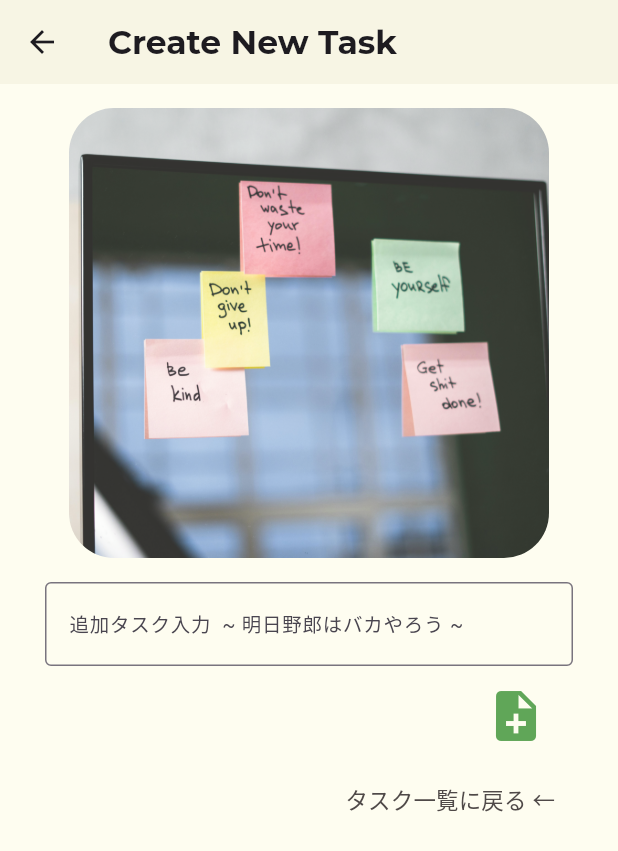
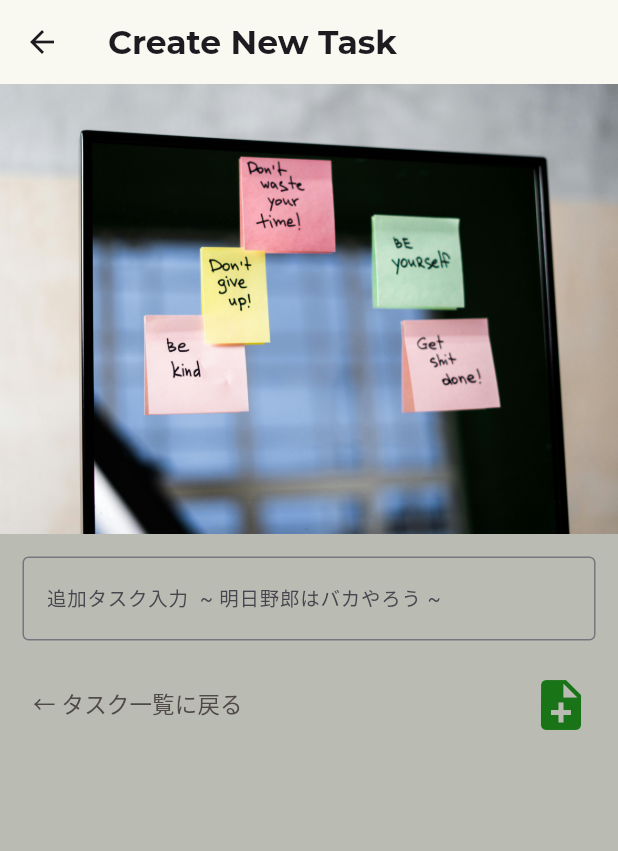
Before and after one commit to k-0107/todo_daily, a Flutter app: the screen it shows after launch, after a tap on the "add" icon, on a phone screen of 412 x 824 dp. Shown: the top 851 px of the screen. Run offline on Flutter 3.47's test engine with Material 3 defaults, Android fonts, the phone set to English and light mode, and no system bars; our stand-ins replace cloud_firestore, firebase_core, flutter_riverpod, go_router, google_fonts, riverpod_annotation; accounts and stored records are empty; generated files the repository leaves out were written again.

Commit message:
デザイン修正

```diff
--- a/lib/main.dart
+++ b/lib/main.dart
@@ -7,7 +7,7 @@ import 'package:todo_daily/ui/task/view_model/router_view_model.dart';
 void main() async {
   WidgetsFlutterBinding.ensureInitialized();
   await Firebase.initializeApp(
-    options: DefaultFirebaseOptions.currentPlatform,
+    options: DefaultFirebaseOptions.ios,
   );
 
   runApp(
--- a/lib/ui/task/view/task_add_page.dart
+++ b/lib/ui/task/view/task_add_page.dart
@@ -16,31 +16,22 @@ class TaskAddPage extends ConsumerWidget {
           'Create New Task',
           style: GoogleFonts.montserrat(fontWeight: FontWeight.bold),
         ),
-        backgroundColor: const Color.fromARGB(120, 241, 238, 215),
+        backgroundColor: const Color.fromARGB(255, 249, 248, 241),
       ),
-      backgroundColor: const Color.fromARGB(120, 253, 250, 224),
-      body: Padding(
-        padding: const EdgeInsets.only(right: 30, left: 30),
-        child: Center(
+      backgroundColor: const Color.fromARGB(255, 186, 187, 178),
+      body: Center(
         child: Column(
           // mainAxisAlignment: MainAxisAlignment.center,
           children: [
-              Padding(
-                padding: const EdgeInsets.all(16.0),
-                child: ClipRRect(
-                  borderRadius: BorderRadius.circular(30),
-                  child: Opacity(
-                    opacity: 0.8,
-                    child: Image.asset(
+            Image.asset(
               'assets/images/todo-create.jpg',
               width: 500,
               height: 300,
               fit: BoxFit.cover,
             ),
-                  ),
-                ),
-              ),
-              SizedBox(
+            Padding(
+              padding: const EdgeInsets.all(15),
+              child: SizedBox(
                 width: 400,
                 child: TextField(
                   controller: controller,
@@ -50,12 +41,33 @@ class TaskAddPage extends ConsumerWidget {
                       labelStyle: TextStyle(fontSize: 13)),
                 ),
               ),
+            ),
             Container(
-                margin: const EdgeInsets.only(top: 5, right: 10),
+              margin: const EdgeInsets.only(right: 10),
+              child: Row(
+                mainAxisAlignment: MainAxisAlignment.spaceBetween,
+                children: [
+                  Container(
+                    margin: const EdgeInsets.only(left: 10, right: 10),
                     child: Align(
                       alignment: Alignment.bottomRight,
+                      child: TextButton(
+                        onPressed: () {
+                          viewModel.goBack(context);
+                        },
+                        child: const Text(
+                          '← タスク一覧に戻る',
+                          style: TextStyle(
+                              fontSize: 15,
+                              color: Color.fromARGB(255, 79, 73, 72)),
+                        ),
+                      ),
+                    ),
+                  ),
+                  Align(
+                    alignment: Alignment.bottomRight,
                     child: IconButton(
-                    color: const Color.fromARGB(255, 96, 166, 88),
+                      color: const Color.fromARGB(255, 25, 116, 23),
                       onPressed: () {
                         viewModel.addTask(context);
                       },
@@ -65,27 +77,12 @@ class TaskAddPage extends ConsumerWidget {
                       ),
                     ),
                   ),
-              ),
-              Container(
-                margin: const EdgeInsets.only(top: 5),
-                child: Align(
-                  alignment: Alignment.bottomRight,
-                  child: TextButton(
-                    onPressed: () {
-                      viewModel.goBack(context);
-                    },
-                    child: const Text(
-                      'タスク一覧に戻る ←',
-                      style: TextStyle(
-                          fontSize: 15, color: Color.fromARGB(255, 79, 73, 72)),
-                    ),
-                  ),
+                ],
               ),
             ),
           ],
         ),
       ),
-      ),
     );
   }
 }
--- a/lib/ui/task/view/task_list_page.dart
+++ b/lib/ui/task/view/task_list_page.dart
@@ -17,9 +17,9 @@ class TaskListPage extends ConsumerWidget {
           'To DO Daily',
           style: GoogleFonts.montserrat(fontWeight: FontWeight.bold),
         ),
-        backgroundColor: const Color.fromARGB(120, 241, 238, 215),
+        backgroundColor: const Color.fromARGB(255, 249, 248, 241),
       ),
-      backgroundColor: const Color.fromARGB(120, 253, 250, 224),
+      backgroundColor: const Color.fromARGB(255, 186, 187, 178),
       body: taskStream.when(
         data: (tasks) {
           if (tasks.isEmpty) {
@@ -46,7 +46,7 @@ class TaskListPage extends ConsumerWidget {
                           },
                           child: const Icon(Icons.add),
                           backgroundColor:
-                              const Color.fromARGB(170, 97, 111, 70),
+                              const Color.fromARGB(170, 151, 160, 135),
                           foregroundColor: Colors.white,
                         ),
                       ),
@@ -67,7 +67,7 @@ class TaskListPage extends ConsumerWidget {
                       itemBuilder: (c, i) {
                         final task = tasks[i];
                         return Card(
-                          color: const Color.fromARGB(255, 213, 177, 113),
+                          color: const Color.fromARGB(255, 248, 245, 224),
                           key: ValueKey(task),
                           child: ListTile(
                             title: Text(
@@ -113,8 +113,7 @@ class TaskListPage extends ConsumerWidget {
                             viewModel.goAddPage(context);
                           },
                           child: const Icon(Icons.add),
-                          backgroundColor:
-                              const Color.fromARGB(170, 97, 111, 70),
+                          backgroundColor: const Color.fromARGB(170, 0, 0, 0),
                           foregroundColor: Colors.white,
                         ),
                       ),
```
Also changed, not shown: lib/ui/task/view/task_edit_page.dart (+31 -35 lines). Lines whose indentation alone changed are shown as unchanged.
